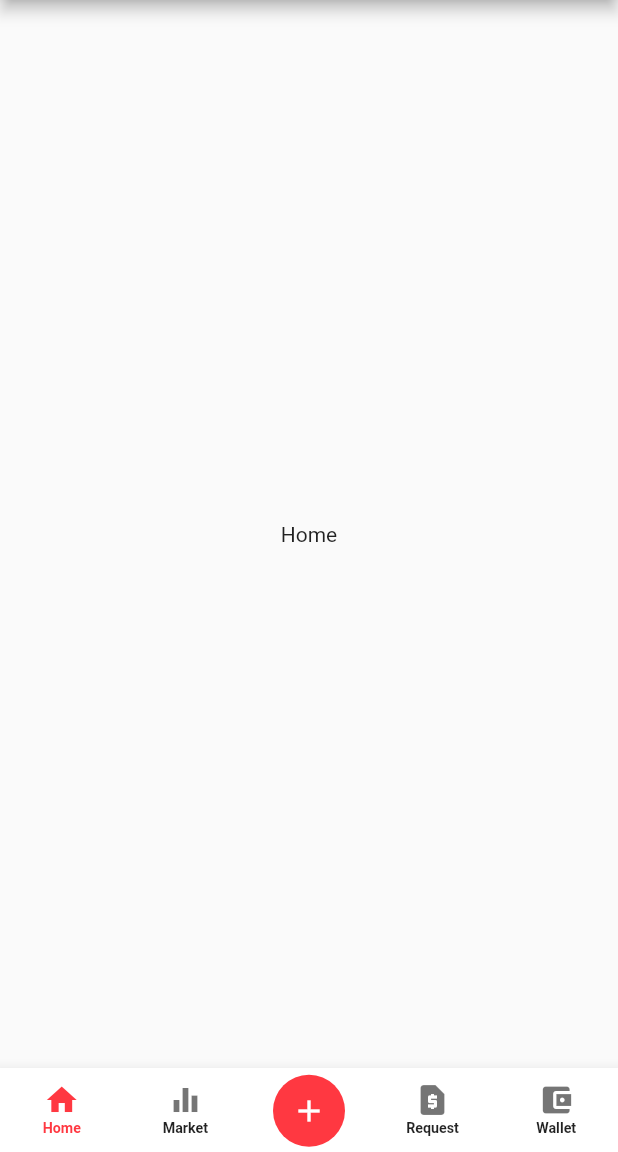
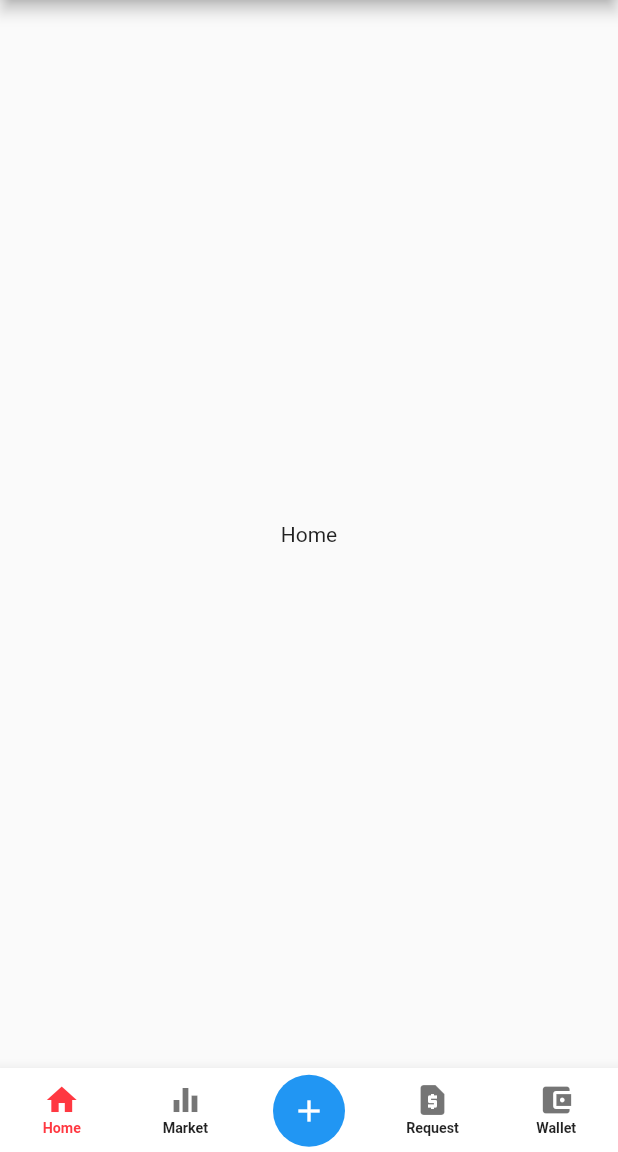
Before and after one commit to sultanzada/CustomBottomnavBar, a Flutter app: the screen it shows after launch, on a phone screen of 412 x 824 dp, the part 84-1236 px from its top. Run offline on Flutter 3.47's test engine with Material 2 defaults, Android fonts, the phone set to English and light mode, and no system bars.

Commit message:
animation fixed

```diff
--- a/lib/myHomePage.dart
+++ b/lib/myHomePage.dart
@@ -102,11 +102,13 @@ class _MyHomePageState extends State<MyHomePage>
 
   late AnimationController _controller;
   late Animation<double> _rotationAngle;
-  late Animation<Color?> _centerIconBackgroundColor, _centerIconForegroundColor;
-  // late Animation<double> _bottomBarActionMenuTopPosition;
+  late Animation<Color?> _centerIconBackgroundColor,
+      _centerIconForegroundColor,
+      _cardMenuBgColor;
+  late Animation<double> _cardMenuPosition;
   late Animation<double> _centerIconPosition;
 
-  final _duration = const Duration(milliseconds: 150);
+  final _duration = const Duration(milliseconds: 250);
 
   _onCenterIconTap() {
     if (_controller.isCompleted) {
@@ -123,14 +125,16 @@ class _MyHomePageState extends State<MyHomePage>
     _controller = AnimationController(vsync: this, duration: _duration);
     _rotationAngle = Tween<double>(begin: 1, end: 4).animate(_controller);
     _centerIconBackgroundColor =
-        ColorTween(begin: const Color(0xFFFF3841), end: Colors.blue)
+        ColorTween(begin: Colors.blue, end: const Color(0xFFFF3841))
             .animate(_controller);
     _centerIconForegroundColor =
         ColorTween(begin: Colors.white, end: Colors.white).animate(_controller);
-    // _bottomBarActionMenuTopPosition =
-    //     Tween<double>(begin: 1000, end: kToolbarHeight).animate(_controller);
+    _cardMenuBgColor = ColorTween(begin: Colors.transparent, end: Colors.blue)
+        .animate(_controller);
+    _cardMenuPosition =
+        Tween<double>(begin: kToolbarHeight, end: 200.0).animate(_controller);
     _centerIconPosition =
-        Tween<double>(begin: 3.5, end: 60.0).animate(_controller);
+        Tween<double>(begin: 3.5, end: 70.0).animate(_controller);
   }
 
   @override
@@ -161,7 +165,7 @@ class _MyHomePageState extends State<MyHomePage>
             Align(
               alignment: FractionalOffset.bottomCenter,
               child: AnimatedContainer(
-                duration: const Duration(milliseconds: 150),
+                duration: const Duration(milliseconds: 300),
                 //if clickedCentreFAB == true, the first parameter is used. If it's false, the second.
                 height:
                     clickedCentreFAB ? MediaQuery.of(context).size.height : 0.0,
@@ -173,24 +177,23 @@ class _MyHomePageState extends State<MyHomePage>
                 ),
                 child: Scaffold(
                   backgroundColor: Colors.white.withOpacity(.8),
-                  body: Column(
+                  body: Stack(
+                    alignment: Alignment.center,
                     children: [
-                      Flexible(
-                        flex: 2,
-                        child: Container(),
-                      ),
-                      Expanded(
+                      Positioned(
+                        bottom: _cardMenuPosition.value,
                         child: AnimatedContainer(
-                          duration: const Duration(milliseconds: 50),
+                          duration: const Duration(milliseconds: 80),
                           //if clickedCentreFAB == true, the first parameter is used. If it's false, the second.
                           height: clickedCentreFAB
                               ? MediaQuery.of(context).size.height * 0.4
                               : 0.0,
                           width: clickedCentreFAB
-                              ? MediaQuery.of(context).size.height
+                              ? MediaQuery.of(context).size.width
                               : 0.0,
+                          //if clickedCentreFAB == true, the first parameter is used. If it's false, the second.
                           decoration: BoxDecoration(
-                            color: Colors.blue,
+                            color: _cardMenuBgColor.value,
                             borderRadius: BorderRadius.circular(
                               clickedCentreFAB ? 8.0 : 300.0,
                             ),
@@ -201,9 +204,6 @@ class _MyHomePageState extends State<MyHomePage>
                             ),
                           ),
                         ),
-                      ),
-                      Flexible(
-                        child: Container(),
                       ),
                     ],
                   ),
```
